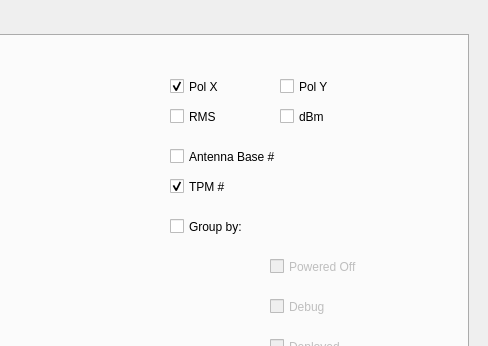
The window that bridging.ui (amattana/LowBridging) describes before a commit, drawn with Qt 5; both pictures show x 612 to 1100 and y 0 to 346 of the 1100 by 680 pixel window.
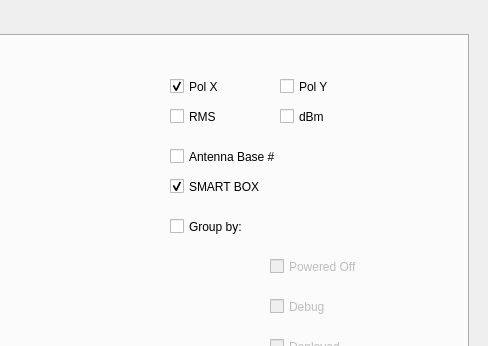
The same window after the commit.

What changed in the file:
```diff
--- a/bridging.ui
+++ b/bridging.ui
@@ -112,7 +112,7 @@
       </rect>
      </property>
      <property name="text">
-      <string>TPM #</string>
+      <string>SMART BOX</string>
      </property>
      <property name="checked">
       <bool>true</bool>
```
